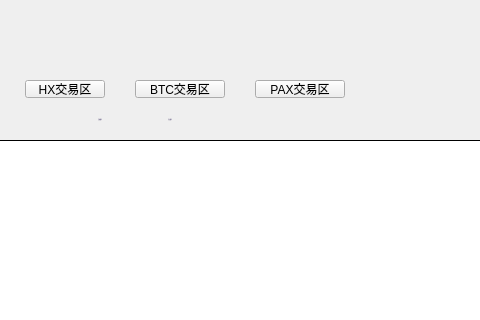
Qt form LNKWallet/exchange/ExchangeMyOrdersWidget.ui (HcashOrg/hx-indicator) before a commit; both pictures show x 165 to 645 and y 0 to 320 of the 770 by 510 pixel window.
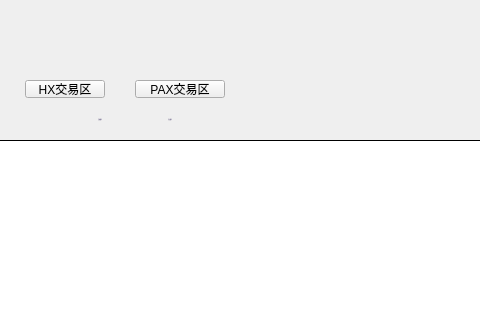
The same form after that commit.

Commit message: remove btc market

```diff
--- a/LNKWallet/exchange/ExchangeMyOrdersWidget.ui
+++ b/LNKWallet/exchange/ExchangeMyOrdersWidget.ui
@@ -16,7 +16,7 @@
   <widget class="QPushButton" name="marketBtn3">
    <property name="geometry">
     <rect>
-     <x>420</x>
+     <x>300</x>
      <y>80</y>
      <width>90</width>
      <height>18</height>
@@ -80,22 +80,6 @@
     <string>dropDown</string>
    </property>
   </widget>
-  <widget class="QPushButton" name="marketBtn2">
-   <property name="geometry">
-    <rect>
-     <x>300</x>
-     <y>80</y>
-     <width>90</width>
-     <height>18</height>
-    </rect>
-   </property>
-   <property name="text">
-    <string>BTC交易区</string>
-   </property>
-   <property name="BtnStyle" stdset="0">
-    <string>dropDown</string>
-   </property>
-  </widget>
   <widget class="QLabel" name="currentPairLabel2">
    <property name="geometry">
     <rect>
```
The commit also changes 10 other files.
